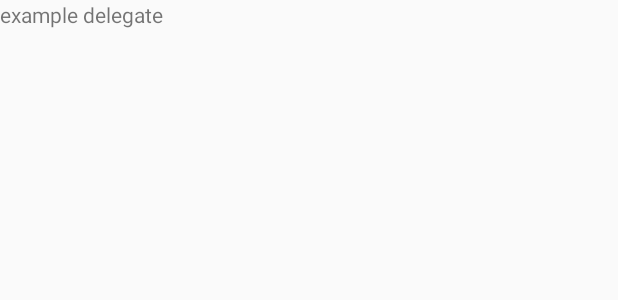
After one commit to wssongwenming/SmartMKNEW, an Android app: the layout delegate_example.xml on its own in the app's theme, with its tools: preview values and no code run, on a phone screen of 412 x 824 dp. The commit adds this screen. Shown: the top 300 px of the screen. Run offline under Robolectric (Android 15) with nearby library versions, the phone set to English and light mode, and no system bars.

Commit message:
单Activity的APP页面架构设计与实现并且完成验证

```diff
--- a/example/src/main/AndroidManifest.xml
+++ b/example/src/main/AndroidManifest.xml
@@ -10,7 +10,7 @@
         android:roundIcon="@mipmap/ic_launcher_round"
         android:supportsRtl="true"
         android:theme="@style/AppTheme">
-        <activity android:name=".MainActivity">
+        <activity android:name=".ExampleActivity">
             <intent-filter>
                 <action android:name="android.intent.action.MAIN" />
 
--- /dev/null
+++ b/example/src/main/res/layout/delegate_example.xml
@@ -0,0 +1,13 @@
+<?xml version="1.0" encoding="utf-8"?>
+<LinearLayout xmlns:android="http://schemas.android.com/apk/res/android"
+    android:layout_width="match_parent"
+    android:layout_height="match_parent"
+    xmlns:tools="http://schemas.android.com/tools"
+    android:orientation="vertical">
+    <TextView
+        android:layout_width="wrap_content"
+        android:layout_height="wrap_content"
+        android:text="example delegate"
+        tools:ignore="HardcodedText"/>
+
+</LinearLayout>
--- /dev/null
+++ b/latte-core/src/main/res/values/ids.xml
@@ -0,0 +1,4 @@
+<?xml version="1.0" encoding="utf-8"?>
+<resources>
+    <item name="delegate_container" type="id"/>
+</resources>
```
Also changed, not shown: example/src/main/java/com/dtmining/smartmk/example/ExampleActivity.java (added, +17 -0 lines), example/src/main/java/com/dtmining/smartmk/example/ExampleDelegate.java (added, +24 -0 lines), example/src/main/java/com/dtmining/smartmk/example/MainActivity.java (deleted, +0 -17 lines), latte-core/src/main/java/com/dtmining/latte/activities/ProxyActivity.java (+30 -0 lines).
